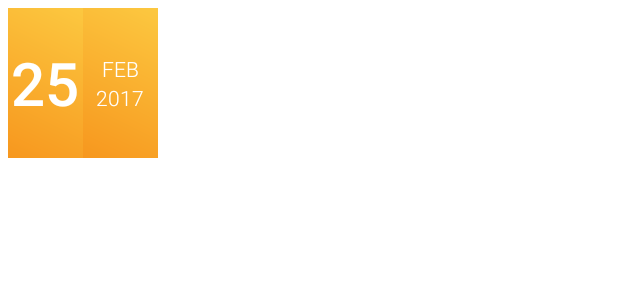
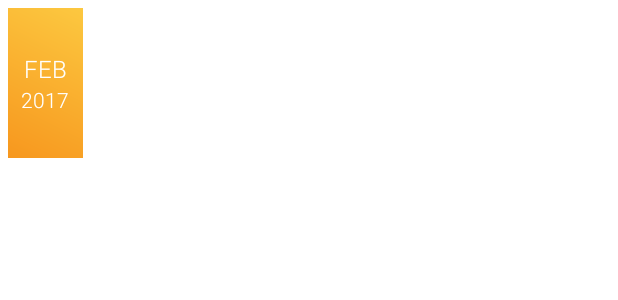
Before and after one commit to sidrive/lesgoodSiswa, an Android app: the layout item_schedule.xml on its own in the app's theme, with its tools: preview values and no code run, on a phone screen of 412 x 824 dp. Shown: the top 300 px of the screen. Run offline under Robolectric (Android 15) with nearby library versions, the phone set to English and light mode, and no system bars.

Commit message:
fix schedule in detail order

```diff
--- a/app/src/main/java/com/lesgood/app/data/book/BookModule.java
+++ b/app/src/main/java/com/lesgood/app/data/book/BookModule.java
@@ -2,7 +2,7 @@ package com.lesgood.app.data.book;
 
 import com.lesgood.app.base.annotation.UserScope;
 import com.lesgood.app.data.model.Order;
-import com.lesgood.app.data.remote.OrderService;
+
 
 import dagger.Module;
 import dagger.Provides;
--- a/app/src/main/java/com/lesgood/app/data/remote/UserService.java
+++ b/app/src/main/java/com/lesgood/app/data/remote/UserService.java
@@ -115,12 +115,12 @@ public class UserService {
 
     //userschedule
 
-    public DatabaseReference getUserSchedule(String uid){
-        return databaseRef.child("user-shedules").child(uid);
+    public Query getUserSchedule(String uid){
+        return databaseRef.child("user_schedules").orderByChild("id").equalTo(uid);
     }
 
     public void updateSchedule(String uid, WeekViewEvent weekViewEvent){
-        databaseRef.child("user-schedules").child(uid).child(Long.toString(weekViewEvent.getId())).setValue(weekViewEvent);
+        databaseRef.child("user_schedules").child(uid).child(Long.toString(weekViewEvent.getId())).setValue(weekViewEvent);
     }
 
     //userschedule
--- a/app/src/main/java/com/lesgood/app/ui/detail_teacher/DetailTeacherActivity.java
+++ b/app/src/main/java/com/lesgood/app/ui/detail_teacher/DetailTeacherActivity.java
@@ -196,7 +196,7 @@ public class DetailTeacherActivity extends BaseActivity {
     if (user.isVerified()) {
       txtVerified.setText("Status : Terverifikasi");
     }
-    Log.e("init", "DetailTeacherActivity" + user.active);
+
     if (user.active == false) {
         btnBook.setClickable(false);
         btnBook.setText("Not Aviable");
--- a/app/src/main/java/com/lesgood/app/ui/list/ListActivity.java
+++ b/app/src/main/java/com/lesgood/app/ui/list/ListActivity.java
@@ -170,7 +170,6 @@ public class ListActivity extends BaseActivity {
         Random rand = new Random();
         String oid = System.currentTimeMillis()+""+Integer.toString(rand.nextInt(99999));
         Order order = new Order(oid, code, pelajaran);
-
         DetailTeacherActivity.startWithData(this, user, order);
     }
 }
--- a/app/src/main/java/com/lesgood/app/ui/list/ListPresenter.java
+++ b/app/src/main/java/com/lesgood/app/ui/list/ListPresenter.java
@@ -102,7 +102,7 @@ public class ListPresenter implements BasePresenter {
                 if (dataSnapshot.getValue() != null){
                     String uid = dataSnapshot.getKey();
                     //activity.showAddedItem(uid);
-                    Log.e("onChildAdded", "ListPresenter getGurus " + uid);
+                    Log.d("onChildAdded", "ListPresenter getGurus " + uid);
                     //getGuruIsActive(uid);
                     getGeofireguru(uid);
                 }
--- a/app/src/main/java/com/lesgood/app/ui/main/MainActivity.java
+++ b/app/src/main/java/com/lesgood/app/ui/main/MainActivity.java
@@ -61,6 +61,7 @@ public class MainActivity extends BaseActivity {
         Intent intent = new Intent(this, LocationService.class);
         startService(intent);
         registerReceiver(broadcastReceiver, new IntentFilter(LocationService.BROADCAST_ACTION));
+
     }
 
     protected void startServiceAddress(Location location) {
--- a/app/src/main/res/layout/item_schedule.xml
+++ b/app/src/main/res/layout/item_schedule.xml
@@ -6,32 +6,16 @@
   android:layout_width="wrap_content"
   android:layout_height="wrap_content">
   <LinearLayout
-  android:layout_width="50dp"
-  android:layout_height="100dp"
-  android:gravity="center"
-  android:background="@drawable/gradient_bg"
-  android:orientation="vertical">
-  <com.lesgood.app.util.TypefacedTextView
-    android:layout_width="wrap_content"
-    android:layout_height="wrap_content"
-    android:textSize="40sp"
-    android:id="@+id/txt_day"
-    android:textColor="@color/colorWhite"
-    app:typeface="Roboto-Medium.ttf"
-    android:text="25"/>
-</LinearLayout>
-  <LinearLayout
     android:layout_width="50dp"
     android:layout_height="100dp"
     android:gravity="center"
     android:background="@drawable/gradient_bg"
     android:orientation="vertical">
-
     <com.lesgood.app.util.TypefacedTextView
       android:layout_width="wrap_content"
       android:layout_height="wrap_content"
-      android:textSize="14sp"
-      android:id="@+id/txt_month"
+      android:textSize="16sp"
+      android:id="@+id/tv_day"
       android:textColor="@color/colorWhite"
       app:typeface="Roboto-Light.ttf"
       android:text="FEB"/>
@@ -39,7 +23,7 @@
       android:layout_width="wrap_content"
       android:layout_height="wrap_content"
       android:textSize="14sp"
-      android:id="@+id/txt_year"
+      android:id="@+id/tv_time"
       android:textColor="@color/colorWhite"
       app:typeface="Roboto-Light.ttf"
       android:text="2017"/>
```
Also changed, not shown: app/src/main/java/com/lesgood/app/data/model/TimeSchedule.java (added, +93 -0 lines), app/src/main/java/com/lesgood/app/ui/book_2/BookActivity.java (+5 -4 lines), app/src/main/java/com/lesgood/app/ui/book_2/BookActivityPresenter.java (+9 -4 lines), app/src/main/java/com/lesgood/app/ui/book_2/ScheduleAdapter.java (+6 -7 lines), app/src/main/java/com/lesgood/app/ui/book_2/ScheduleViewHolder.java (+8 -19 lines).
